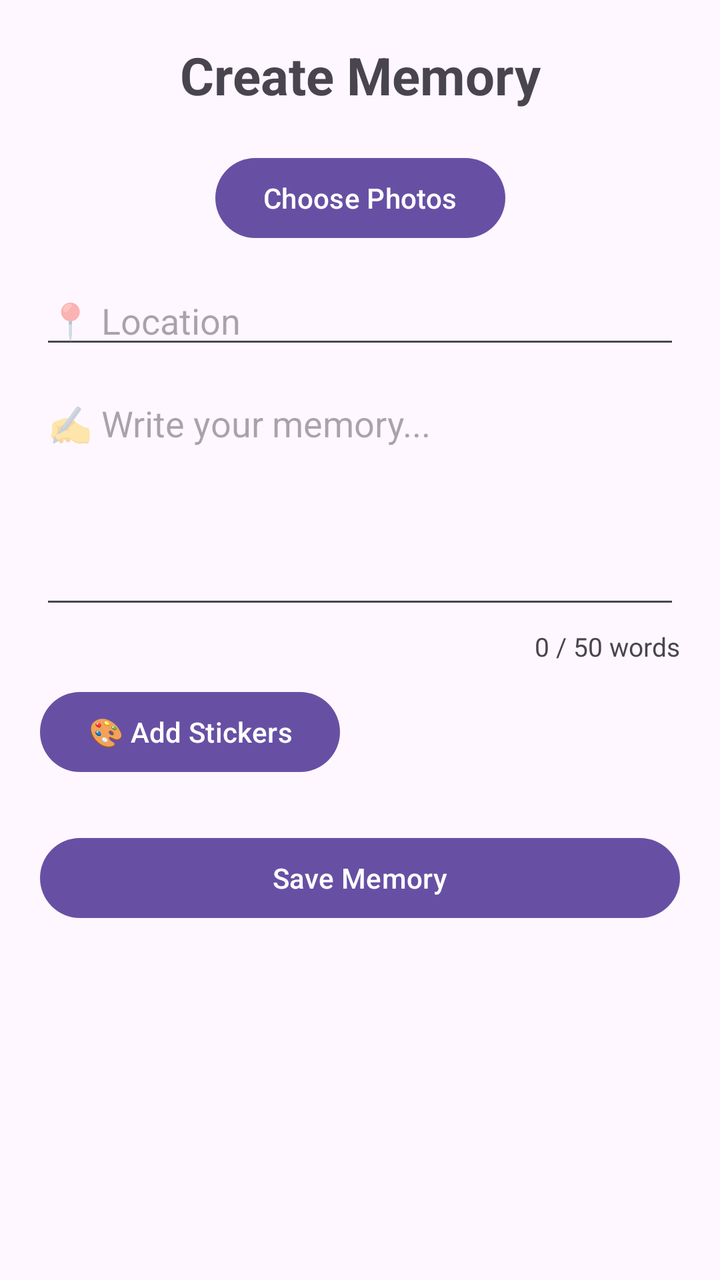
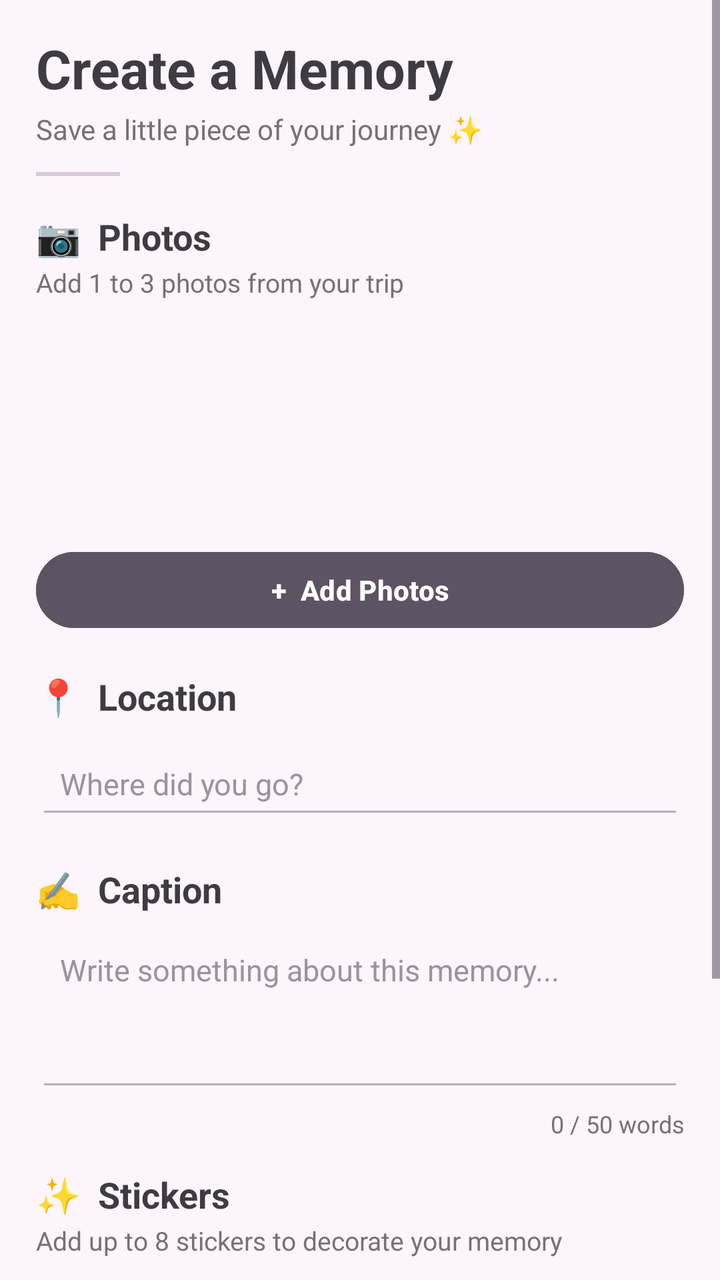

Compare the two renders of this Android layout. The source of the first and the diff that turns it into the second are given below.
<!-- AndroidManifest.xml: application theme Theme.Memory_Pin -->
<!-- res/layout/activity_create_memory.xml -->
<?xml version="1.0" encoding="utf-8"?>
<ScrollView
    xmlns:android="http://schemas.android.com/apk/res/android"
    xmlns:app="http://schemas.android.com/apk/res-auto"
    android:layout_width="match_parent"
    android:layout_height="match_parent">

    <androidx.constraintlayout.widget.ConstraintLayout
        android:layout_width="match_parent"
        android:layout_height="wrap_content"
        android:padding="20dp">

        

        <TextView
            android:id="@+id/tvCreateMemory"
            android:layout_width="wrap_content"
            android:layout_height="wrap_content"
            android:text="Create Memory"
            android:textSize="26sp"
            android:textStyle="bold"
            app:layout_constraintTop_toTopOf="parent"
            app:layout_constraintStart_toStartOf="parent"
            app:layout_constraintEnd_toEndOf="parent" />


        

        <ImageView
            android:id="@+id/image1"
            android:layout_width="0dp"
            android:layout_height="150dp"
            android:scaleType="centerCrop"
            android:visibility="gone"
            app:layout_constraintTop_toBottomOf="@id/tvCreateMemory"
            app:layout_constraintStart_toStartOf="parent"
            app:layout_constraintEnd_toStartOf="@id/image2"
            android:layout_marginTop="30dp"
            android:layout_marginEnd="5dp" />

        <ImageView
            android:id="@+id/image2"
            android:layout_width="0dp"
            android:layout_height="150dp"
            android:scaleType="centerCrop"
            android:visibility="gone"
            app:layout_constraintTop_toTopOf="@id/image1"
            app:layout_constraintStart_toEndOf="@id/image1"
            app:layout_constraintEnd_toStartOf="@id/image3"
            android:layout_marginStart="5dp"
            android:layout_marginEnd="5dp" />

        <ImageView
            android:id="@+id/image3"
            android:layout_width="0dp"
            android:layout_height="150dp"
            android:scaleType="centerCrop"
            android:visibility="gone"
            app:layout_constraintTop_toTopOf="@id/image1"
            app:layout_constraintStart_toEndOf="@id/image2"
            app:layout_constraintEnd_toEndOf="parent"
            android:layout_marginStart="5dp" />


        <Button
            android:id="@+id/btnAddPhotos"
            android:layout_width="wrap_content"
            android:layout_height="wrap_content"
            android:text="Choose Photos"
            app:layout_constraintTop_toBottomOf="@id/image1"
            app:layout_constraintStart_toStartOf="parent"
            app:layout_constraintEnd_toEndOf="parent"
            android:layout_marginTop="20dp" />


        

        <EditText
            android:id="@+id/etLocation"
            android:layout_width="0dp"
            android:layout_height="wrap_content"
            android:hint="📍 Location"
            android:inputType="text"
            app:layout_constraintTop_toBottomOf="@id/btnAddPhotos"
            app:layout_constraintStart_toStartOf="parent"
            app:layout_constraintEnd_toEndOf="parent"
            android:layout_marginTop="15dp" />


        

        <EditText
            android:id="@+id/etCaption"
            android:layout_width="0dp"
            android:layout_height="120dp"
            android:hint="✍️ Write your memory..."
            android:gravity="top"
            android:inputType="textMultiLine"
            app:layout_constraintTop_toBottomOf="@id/etLocation"
            app:layout_constraintStart_toStartOf="parent"
            app:layout_constraintEnd_toEndOf="parent"
            android:layout_marginTop="10dp" />


        

        <TextView
            android:id="@+id/tvWordCount"
            android:layout_width="wrap_content"
            android:layout_height="wrap_content"
            android:text="0 / 50 words"
            android:textSize="13sp"
            app:layout_constraintTop_toBottomOf="@id/etCaption"
            app:layout_constraintEnd_toEndOf="parent"
            android:layout_marginTop="5dp" />


        

        <Button
            android:id="@+id/btnStickers"
            android:layout_width="wrap_content"
            android:layout_height="wrap_content"
            android:text="🎨 Add Stickers"
            app:layout_constraintTop_toBottomOf="@id/tvWordCount"
            app:layout_constraintStart_toStartOf="parent"
            android:layout_marginTop="10dp" />


        

        <HorizontalScrollView
            android:id="@+id/stickerScroll"
            android:layout_width="0dp"
            android:layout_height="80dp"
            android:visibility="gone"
            app:layout_constraintTop_toBottomOf="@id/btnStickers"
            app:layout_constraintStart_toStartOf="parent"
            app:layout_constraintEnd_toEndOf="parent"
            android:layout_marginTop="10dp">

            <LinearLayout
                android:id="@+id/stickerContainer"
                android:layout_width="wrap_content"
                android:layout_height="match_parent"
                android:orientation="horizontal" />

        </HorizontalScrollView>


        

        <Button
            android:id="@+id/btnSaveMemory"
            android:layout_width="0dp"
            android:layout_height="wrap_content"
            android:text="Save Memory"
            app:layout_constraintTop_toBottomOf="@id/stickerScroll"
            app:layout_constraintStart_toStartOf="parent"
            app:layout_constraintEnd_toEndOf="parent"
            android:layout_marginTop="25dp"
            android:layout_marginBottom="20dp" />

    </androidx.constraintlayout.widget.ConstraintLayout>

</ScrollView>
<!-- resources referenced by this layout -->
<resources>
  <style name="Theme.Memory_Pin" parent="Base.Theme.Memory_Pin" />
  <style name="Base.Theme.Memory_Pin" parent="Theme.Material3.DayNight.NoActionBar">
          
          
      </style>
</resources>

<!-- the commit's change to res/layout/activity_create_memory.xml (unified diff, before → after) -->
@@ -1,166 +1,261 @@
 <?xml version="1.0" encoding="utf-8"?>
 <ScrollView
     xmlns:android="http://schemas.android.com/apk/res/android"
-    xmlns:app="http://schemas.android.com/apk/res-auto"
     android:layout_width="match_parent"
-    android:layout_height="match_parent">
-
-    <androidx.constraintlayout.widget.ConstraintLayout
+    android:layout_height="match_parent"
+    android:background="#FCF5FC"
+    android:fillViewport="true"
+    android:clipToPadding="false">
+
+    <LinearLayout
         android:layout_width="match_parent"
         android:layout_height="wrap_content"
-        android:padding="20dp">
-
-        
-
-        <TextView
-            android:id="@+id/tvCreateMemory"
-            android:layout_width="wrap_content"
-            android:layout_height="wrap_content"
-            android:text="Create Memory"
-            android:textSize="26sp"
-            android:textStyle="bold"
-            app:layout_constraintTop_toTopOf="parent"
-            app:layout_constraintStart_toStartOf="parent"
-            app:layout_constraintEnd_toEndOf="parent" />
-
-
-        
-
-        <ImageView
-            android:id="@+id/image1"
-            android:layout_width="0dp"
-            android:layout_height="150dp"
-            android:scaleType="centerCrop"
-            android:visibility="gone"
-            app:layout_constraintTop_toBottomOf="@id/tvCreateMemory"
-            app:layout_constraintStart_toStartOf="parent"
-            app:layout_constraintEnd_toStartOf="@id/image2"
-            android:layout_marginTop="30dp"
-            android:layout_marginEnd="5dp" />
-
-        <ImageView
-            android:id="@+id/image2"
-            android:layout_width="0dp"
-            android:layout_height="150dp"
-            android:scaleType="centerCrop"
-            android:visibility="gone"
-            app:layout_constraintTop_toTopOf="@id/image1"
-            app:layout_constraintStart_toEndOf="@id/image1"
-            app:layout_constraintEnd_toStartOf="@id/image3"
-            android:layout_marginStart="5dp"
-            android:layout_marginEnd="5dp" />
-
-        <ImageView
-            android:id="@+id/image3"
-            android:layout_width="0dp"
-            android:layout_height="150dp"
-            android:scaleType="centerCrop"
-            android:visibility="gone"
-            app:layout_constraintTop_toTopOf="@id/image1"
-            app:layout_constraintStart_toEndOf="@id/image2"
-            app:layout_constraintEnd_toEndOf="parent"
-            android:layout_marginStart="5dp" />
-
+        android:orientation="vertical"
+        android:paddingStart="18dp"
+        android:paddingEnd="18dp"
+        android:paddingTop="16dp"
+        android:paddingBottom="35dp">
+
+        
+
+        <TextView
+            android:layout_width="wrap_content"
+            android:layout_height="wrap_content"
+            android:text="Create a Memory"
+            android:textColor="#403B43"
+            android:textSize="27sp"
+            android:textStyle="bold" />
+
+        <TextView
+            android:layout_width="wrap_content"
+            android:layout_height="wrap_content"
+            android:layout_marginTop="3dp"
+            android:text="Save a little piece of your journey ✨"
+            android:textColor="#777177"
+            android:textSize="14sp" />
+
+        <View
+            android:layout_width="42dp"
+            android:layout_height="2dp"
+            android:layout_marginTop="12dp"
+            android:background="#D8C9DC" />
+
+        
+
+        <TextView
+            android:layout_width="wrap_content"
+            android:layout_height="wrap_content"
+            android:layout_marginTop="18dp"
+            android:text="📷  Photos"
+            android:textColor="#403B43"
+            android:textSize="18sp"
+            android:textStyle="bold" />
+
+        <TextView
+            android:layout_width="wrap_content"
+            android:layout_height="wrap_content"
+            android:layout_marginTop="2dp"
+            android:text="Add 1 to 3 photos from your trip"
+            android:textColor="#777177"
+            android:textSize="13sp" />
+
+        <LinearLayout
+            android:layout_width="match_parent"
+            android:layout_height="105dp"
+            android:layout_marginTop="9dp"
+            android:orientation="horizontal"
+            android:gravity="center">
+
+            <ImageView
+                android:id="@+id/image1"
+                android:layout_width="0dp"
+                android:layout_height="105dp"
+                android:layout_weight="1"
+                android:layout_marginEnd="4dp"
+                android:background="#EDE6EE"
+                android:padding="3dp"
+                android:scaleType="centerCrop"
+                android:visibility="gone" />
+
+            <ImageView
+                android:id="@+id/image2"
+                android:layout_width="0dp"
+                android:layout_height="105dp"
+                android:layout_weight="1"
+                android:layout_marginStart="2dp"
+                android:layout_marginEnd="2dp"
+                android:background="#EDE6EE"
+                android:padding="3dp"
+                android:scaleType="centerCrop"
+                android:visibility="gone" />
+
+            <ImageView
+                android:id="@+id/image3"
+                android:layout_width="0dp"
+                android:layout_height="105dp"
+                android:layout_weight="1"
+                android:layout_marginStart="4dp"
+                android:background="#EDE6EE"
+                android:padding="3dp"
+                android:scaleType="centerCrop"
+                android:visibility="gone" />
+
+        </LinearLayout>
 
         <Button
             android:id="@+id/btnAddPhotos"
-            android:layout_width="wrap_content"
-            android:layout_height="wrap_content"
-            android:text="Choose Photos"
-            app:layout_constraintTop_toBottomOf="@id/image1"
-            app:layout_constraintStart_toStartOf="parent"
-            app:layout_constraintEnd_toEndOf="parent"
-            android:layout_marginTop="20dp" />
-
-
-        
+            android:layout_width="match_parent"
+            android:layout_height="46dp"
+            android:layout_marginTop="8dp"
+            android:backgroundTint="#5D5363"
+            android:text="+  Add Photos"
+            android:textAllCaps="false"
+            android:textColor="#FFFFFF"
+            android:textSize="14sp"
+            android:textStyle="bold" />
+
+        
+
+        <TextView
+            android:layout_width="wrap_content"
+            android:layout_height="wrap_content"
+            android:layout_marginTop="18dp"
+            android:text="📍  Location"
+            android:textColor="#403B43"
+            android:textSize="18sp"
+            android:textStyle="bold" />
 
         <EditText
             android:id="@+id/etLocation"
-            android:layout_width="0dp"
-            android:layout_height="wrap_content"
-            android:hint="📍 Location"
-            android:inputType="text"
-            app:layout_constraintTop_toBottomOf="@id/btnAddPhotos"
-            app:layout_constraintStart_toStartOf="parent"
-            app:layout_constraintEnd_toEndOf="parent"
-            android:layout_marginTop="15dp" />
-
-
-        
+            android:layout_width="match_parent"
+            android:layout_height="48dp"
+            android:layout_marginTop="6dp"
+            android:backgroundTint="#B9AABD"
+            android:hint="Where did you go?"
+            android:inputType="textCapSentences"
+            android:paddingStart="12dp"
+            android:paddingEnd="12dp"
+            android:textColor="#403B43"
+            android:textColorHint="#9A929C"
+            android:textSize="15sp" />
+
+        
+
+        <TextView
+            android:layout_width="wrap_content"
+            android:layout_height="wrap_content"
+            android:layout_marginTop="18dp"
+            android:text="✍️  Caption"
+            android:textColor="#403B43"
+            android:textSize="18sp"
+            android:textStyle="bold" />
 
         <EditText
             android:id="@+id/etCaption"
-            android:layout_width="0dp"
-            android:layout_height="120dp"
-            android:hint="✍️ Write your memory..."
-            android:gravity="top"
-            android:inputType="textMultiLine"
-            app:layout_constraintTop_toBottomOf="@id/etLocation"
-            app:layout_constraintStart_toStartOf="parent"
-            app:layout_constraintEnd_toEndOf="parent"
-            android:layout_marginTop="10dp" />
-
-
-        
+            android:layout_width="match_parent"
+            android:layout_height="88dp"
+            android:layout_marginTop="6dp"
+            android:backgroundTint="#B9AABD"
+            android:gravity="top|start"
+            android:hint="Write something about this memory..."
+            android:inputType="textCapSentences|textMultiLine"
+            android:maxLines="5"
+            android:padding="12dp"
+            android:textColor="#403B43"
+            android:textColorHint="#9A929C"
+            android:textSize="15sp" />
 
         <TextView
             android:id="@+id/tvWordCount"
-            android:layout_width="wrap_content"
-            android:layout_height="wrap_content"
+            android:layout_width="match_parent"
+            android:layout_height="wrap_content"
+            android:layout_marginTop="3dp"
+            android:gravity="end"
             android:text="0 / 50 words"
-            android:textSize="13sp"
-            app:layout_constraintTop_toBottomOf="@id/etCaption"
-            app:layout_constraintEnd_toEndOf="parent"
-            android:layout_marginTop="5dp" />
-
-
-        
-
-        <Button
-            android:id="@+id/btnStickers"
-            android:layout_width="wrap_content"
-            android:layout_height="wrap_content"
-            android:text="🎨 Add Stickers"
-            app:layout_constraintTop_toBottomOf="@id/tvWordCount"
-            app:layout_constraintStart_toStartOf="parent"
-            android:layout_marginTop="10dp" />
-
-
-        
+            android:textColor="#777177"
+            android:textSize="12sp" />
+
+        
+
+        <TextView
+            android:layout_width="wrap_content"
+            android:layout_height="wrap_content"
+            android:layout_marginTop="15dp"
+            android:text="✨  Stickers"
+            android:textColor="#403B43"
+            android:textSize="18sp"
+            android:textStyle="bold" />
+
+        <TextView
+            android:layout_width="wrap_content"
+            android:layout_height="wrap_content"
+            android:layout_marginTop="2dp"
+            android:text="Add up to 8 stickers to decorate your memory"
+            android:textColor="#777177"
+            android:textSize="13sp" />
 
         <HorizontalScrollView
             android:id="@+id/stickerScroll"
-            android:layout_width="0dp"
-            android:layout_height="80dp"
-            android:visibility="gone"
-            app:layout_constraintTop_toBottomOf="@id/btnStickers"
-            app:layout_constraintStart_toStartOf="parent"
-            app:layout_constraintEnd_toEndOf="parent"
-            android:layout_marginTop="10dp">
+            android:layout_width="match_parent"
+            android:layout_height="72dp"
+            android:layout_marginTop="8dp"
+            android:background="#FFFDFC"
+            android:padding="4dp"
+            android:scrollbars="none"
+            android:visibility="gone">
 
             <LinearLayout
                 android:id="@+id/stickerContainer"
                 android:layout_width="wrap_content"
                 android:layout_height="match_parent"
-                android:orientation="horizontal" />
+                android:orientation="horizontal"
+                android:gravity="center_vertical" />
 
         </HorizontalScrollView>
 
-
-        
+        <Button
+            android:id="@+id/btnStickers"
+            android:layout_width="match_parent"
+            android:layout_height="46dp"
+            android:layout_marginTop="8dp"
+            android:backgroundTint="#E8DDEB"
+            android:text="✨  Choose Stickers"
+            android:textAllCaps="false"
+            android:textColor="#403B43"
+            android:textSize="14sp"
+            android:textStyle="bold" />
+
+        
+
+        <TextView
+            android:layout_width="wrap_content"
+            android:layout_height="wrap_content"
+            android:layout_marginTop="17dp"
+            android:text="🎨  Make it yours"
+            android:textColor="#403B43"
+            android:textSize="18sp"
+            android:textStyle="bold" />
+
+        <TextView
+            android:layout_width="wrap_content"
+            android:layout_height="wrap_content"
+            android:layout_marginTop="2dp"
+            android:text="Arrange your photos, stickers and text freely"
+            android:textColor="#777177"
+            android:textSize="13sp" />
 
         <Button
             android:id="@+id/btnSaveMemory"
-            android:layout_width="0dp"
-            android:layout_height="wrap_content"
-            android:text="Save Memory"
-            app:layout_constraintTop_toBottomOf="@id/stickerScroll"
-            app:layout_constraintStart_toStartOf="parent"
-            app:layout_constraintEnd_toEndOf="parent"
-            android:layout_marginTop="25dp"
-            android:layout_marginBottom="20dp" />
-
-    </androidx.constraintlayout.widget.ConstraintLayout>
+            android:layout_width="match_parent"
+            android:layout_height="50dp"
+            android:layout_marginTop="8dp"
+            android:backgroundTint="#5D5363"
+            android:text="Arrange Memory  →"
+            android:textAllCaps="false"
+            android:textColor="#FFFFFF"
+            android:textSize="15sp"
+            android:textStyle="bold" />
+
+    </LinearLayout>
 
 </ScrollView>
